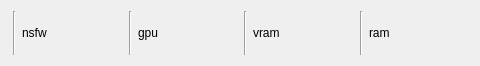
Old version of the form src/airunner/widgets/status/templates/status.ui in the repository Capsize-Games/airunner; both pictures show x 220 to 700 and y 0 to 66 of the 700 by 66 pixel window.
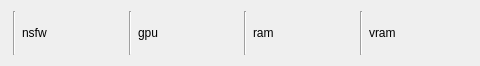
New version of the form.

Commit message: swap cpu / gpu status labels in statatus widget

```diff
--- a/src/airunner/widgets/status/templates/status.ui
+++ b/src/airunner/widgets/status/templates/status.ui
@@ -74,9 +74,9 @@
     </widget>
    </item>
    <item>
-    <widget class="QLabel" name="vram_stats">
+    <widget class="QLabel" name="ram_stats">
      <property name="text">
-      <string>vram</string>
+      <string>ram</string>
      </property>
     </widget>
    </item>
@@ -88,9 +88,9 @@
     </widget>
    </item>
    <item>
-    <widget class="QLabel" name="ram_stats">
+    <widget class="QLabel" name="vram_stats">
      <property name="text">
-      <string>ram</string>
+      <string>vram</string>
      </property>
     </widget>
    </item>
```
The commit also changes 1 other file.
